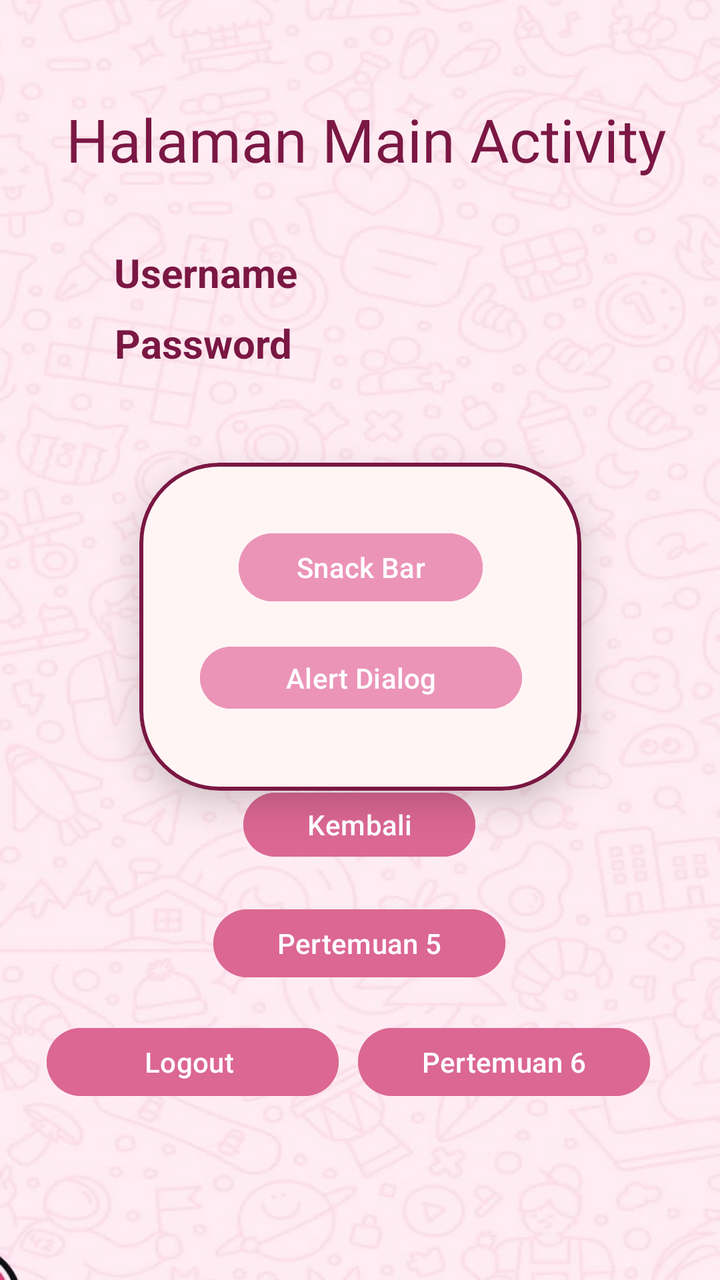
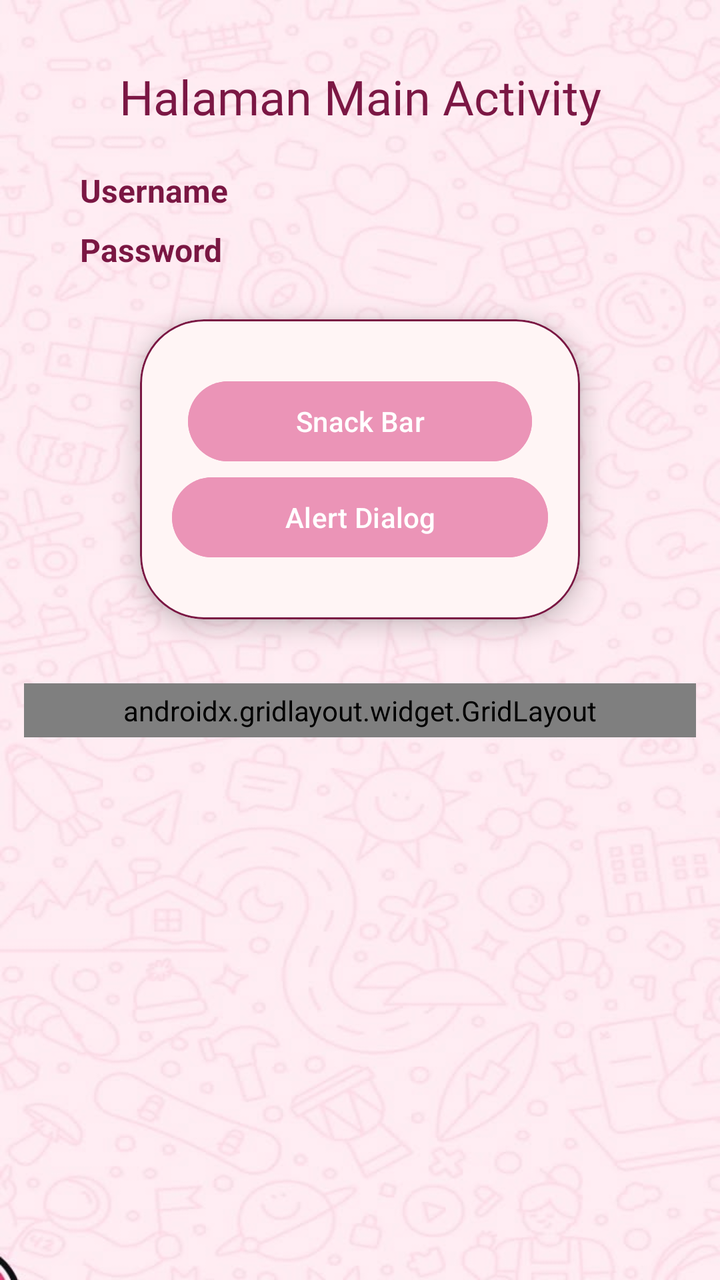

Before-and-after screenshots of an Android layout around one commit, followed by the original layout XML and the change that was made.
<!-- AndroidManifest.xml: application theme Theme.Lindi_tib -->
<!-- res/layout/fragment_home.xml -->
<?xml version="1.0" encoding="utf-8"?>
<androidx.constraintlayout.widget.ConstraintLayout xmlns:android="http://schemas.android.com/apk/res/android"
    xmlns:tools="http://schemas.android.com/tools"
    android:layout_width="match_parent"
    android:layout_height="match_parent"
    xmlns:app="http://schemas.android.com/apk/res-auto"
    tools:context=".Home.HomeFragment"
    android:background="@drawable/bg">

    <TextView
        android:id="@+id/txtHeader"
        android:layout_width="wrap_content"
        android:layout_height="wrap_content"
        android:fontFamily="@font/super_waffles"
        android:text="Halaman Main Activity"
        android:textColor="#7B1744"
        android:textSize="30dp"
        app:layout_constraintBottom_toBottomOf="parent"
        app:layout_constraintEnd_toEndOf="parent"
        app:layout_constraintHorizontal_bias="0.555"
        app:layout_constraintStart_toStartOf="parent"
        app:layout_constraintTop_toTopOf="parent"
        app:layout_constraintVertical_bias="0.082" />

    <TextView
        android:id="@+id/txtUsername"
        android:layout_width="wrap_content"
        android:layout_height="wrap_content"
        android:text="Username"
        android:textColor="#7A1743"
        android:textSize="20dp"
        android:textStyle="bold"
        app:layout_constraintBottom_toBottomOf="parent"
        app:layout_constraintEnd_toEndOf="parent"
        app:layout_constraintHorizontal_bias="0.213"
        app:layout_constraintStart_toStartOf="parent"
        app:layout_constraintTop_toTopOf="parent"
        app:layout_constraintVertical_bias="0.2" />

    <TextView
        android:id="@+id/txtPassword"
        android:layout_width="wrap_content"
        android:layout_height="wrap_content"
        android:text="Password"
        android:textColor="#7A1743"
        android:textSize="20dp"
        android:textStyle="bold"
        app:layout_constraintBottom_toBottomOf="parent"
        app:layout_constraintEnd_toEndOf="parent"
        app:layout_constraintHorizontal_bias="0.211"
        app:layout_constraintStart_toStartOf="parent"
        app:layout_constraintTop_toTopOf="parent"
        app:layout_constraintVertical_bias="0.258" />

    <com.google.android.material.card.MaterialCardView
        android:layout_width="221dp"
        android:layout_height="164dp"
        android:layout_marginTop="20dp"
        app:cardBackgroundColor="#FFF5F5"
        app:cardCornerRadius="40dp"
        app:cardElevation="10dp"
        app:layout_constraintBottom_toBottomOf="parent"
        app:layout_constraintEnd_toEndOf="parent"
        app:layout_constraintStart_toStartOf="parent"
        app:layout_constraintTop_toBottomOf="@+id/txtPassword"
        app:layout_constraintVertical_bias="0.097"
        app:strokeColor="#7A1743"
        app:strokeWidth="2dp">

        <androidx.constraintlayout.widget.ConstraintLayout
            android:layout_width="match_parent"
            android:layout_height="150dp"
            android:layout_margin="6dp">

            <Button
                android:id="@+id/btnSnackBar"
                android:layout_width="122dp"
                android:layout_height="42dp"
                android:backgroundTint="@color/pink"
                android:text="Snack Bar"
                app:layout_constraintBottom_toBottomOf="parent"
                app:layout_constraintEnd_toEndOf="parent"
                app:layout_constraintStart_toStartOf="parent"
                app:layout_constraintTop_toTopOf="parent"
                app:layout_constraintVertical_bias="0.235" />

            <Button
                android:id="@+id/btnAlertDialog"
                android:layout_width="161dp"
                android:layout_height="39dp"
                android:backgroundTint="@color/pink"
                android:text="Alert Dialog"
                app:layout_constraintBottom_toBottomOf="parent"
                app:layout_constraintEnd_toEndOf="parent"
                app:layout_constraintHorizontal_bias="0.508"
                app:layout_constraintStart_toStartOf="parent"
                app:layout_constraintTop_toTopOf="parent"
                app:layout_constraintVertical_bias="0.739" />
        </androidx.constraintlayout.widget.ConstraintLayout>


    </com.google.android.material.card.MaterialCardView>

    <Button
        android:id="@+id/btnKembali"
        android:layout_width="116dp"
        android:layout_height="40dp"
        android:backgroundTint="#DB6792"
        android:text="Kembali"
        app:layout_constraintBottom_toBottomOf="parent"
        app:layout_constraintEnd_toEndOf="parent"
        app:layout_constraintHorizontal_bias="0.498"
        app:layout_constraintStart_toStartOf="parent"
        app:layout_constraintTop_toTopOf="parent"
        app:layout_constraintVertical_bias="0.654" />

    <Button
        android:id="@+id/btnToLima"
        android:layout_width="146dp"
        android:layout_height="42dp"
        android:backgroundTint="#DB6792"
        android:text="Pertemuan 5"
        app:layout_constraintBottom_toBottomOf="parent"
        app:layout_constraintEnd_toEndOf="parent"
        app:layout_constraintHorizontal_bias="0.498"
        app:layout_constraintStart_toStartOf="parent"
        app:layout_constraintTop_toBottomOf="@+id/btnKembali"
        app:layout_constraintVertical_bias="0.111" />

    <Button
        android:id="@+id/btnToSix"
        android:layout_width="146dp"
        android:layout_height="42dp"
        android:backgroundTint="#DB6792"
        android:text="Pertemuan 6"
        app:layout_constraintBottom_toBottomOf="parent"
        app:layout_constraintEnd_toEndOf="parent"
        app:layout_constraintHorizontal_bias="0.837"
        app:layout_constraintStart_toStartOf="parent"
        app:layout_constraintTop_toBottomOf="@+id/btnToLima"
        app:layout_constraintVertical_bias="0.165" />

    <Button
        android:id="@+id/btnLogout"
        android:layout_width="146dp"
        android:layout_height="42dp"
        android:backgroundTint="#DB6792"
        android:text="Logout
"
        app:layout_constraintBottom_toBottomOf="parent"
        app:layout_constraintEnd_toStartOf="@+id/btnToSix"
        app:layout_constraintHorizontal_bias="0.71"
        app:layout_constraintStart_toStartOf="parent"
        app:layout_constraintTop_toBottomOf="@+id/btnToLima"
        app:layout_constraintVertical_bias="0.165" />

</androidx.constraintlayout.widget.ConstraintLayout>
<!-- resources referenced by this layout -->
<resources>
  <color name="pink">#EB94B7</color>
  <!-- drawable bg: jpg bitmap (drawable, 45060 bytes) -->
  <style name="Theme.Lindi_tib" parent="Base.Theme.Lindi_tib" />
  <style name="Base.Theme.Lindi_tib" parent="Theme.Material3.DayNight.NoActionBar">
          
          
      </style>
</resources>

<!-- the commit's change to res/layout/fragment_home.xml (unified diff, before → after) -->
@@ -1,157 +1,189 @@
 <?xml version="1.0" encoding="utf-8"?>
-<androidx.constraintlayout.widget.ConstraintLayout xmlns:android="http://schemas.android.com/apk/res/android"
+<androidx.constraintlayout.widget.ConstraintLayout
+    xmlns:android="http://schemas.android.com/apk/res/android"
+    xmlns:app="http://schemas.android.com/apk/res-auto"
     xmlns:tools="http://schemas.android.com/tools"
     android:layout_width="match_parent"
     android:layout_height="match_parent"
-    xmlns:app="http://schemas.android.com/apk/res-auto"
-    tools:context=".Home.HomeFragment"
-    android:background="@drawable/bg">
+    android:background="@drawable/bg"
+    tools:context=".Home.HomeFragment">
 
     <TextView
         android:id="@+id/txtHeader"
         android:layout_width="wrap_content"
         android:layout_height="wrap_content"
+        android:layout_marginTop="32dp"
         android:fontFamily="@font/super_waffles"
         android:text="Halaman Main Activity"
         android:textColor="#7B1744"
-        android:textSize="30dp"
-        app:layout_constraintBottom_toBottomOf="parent"
-        app:layout_constraintEnd_toEndOf="parent"
-        app:layout_constraintHorizontal_bias="0.555"
+        android:textSize="24sp"
+        android:textAlignment="center"
+        app:layout_constraintTop_toTopOf="parent"
         app:layout_constraintStart_toStartOf="parent"
-        app:layout_constraintTop_toTopOf="parent"
-        app:layout_constraintVertical_bias="0.082" />
+        app:layout_constraintEnd_toEndOf="parent" />
 
     <TextView
         android:id="@+id/txtUsername"
         android:layout_width="wrap_content"
         android:layout_height="wrap_content"
+        android:layout_marginStart="40dp"
+        android:layout_marginTop="20dp"
         android:text="Username"
         android:textColor="#7A1743"
-        android:textSize="20dp"
+        android:textSize="16sp"
         android:textStyle="bold"
-        app:layout_constraintBottom_toBottomOf="parent"
-        app:layout_constraintEnd_toEndOf="parent"
-        app:layout_constraintHorizontal_bias="0.213"
         app:layout_constraintStart_toStartOf="parent"
-        app:layout_constraintTop_toTopOf="parent"
-        app:layout_constraintVertical_bias="0.2" />
+        app:layout_constraintTop_toBottomOf="@id/txtHeader" />
 
     <TextView
         android:id="@+id/txtPassword"
         android:layout_width="wrap_content"
         android:layout_height="wrap_content"
+        android:layout_marginStart="40dp"
+        android:layout_marginTop="8dp"
         android:text="Password"
         android:textColor="#7A1743"
-        android:textSize="20dp"
+        android:textSize="16sp"
         android:textStyle="bold"
-        app:layout_constraintBottom_toBottomOf="parent"
-        app:layout_constraintEnd_toEndOf="parent"
-        app:layout_constraintHorizontal_bias="0.211"
         app:layout_constraintStart_toStartOf="parent"
-        app:layout_constraintTop_toTopOf="parent"
-        app:layout_constraintVertical_bias="0.258" />
+        app:layout_constraintTop_toBottomOf="@id/txtUsername" />
 
     <com.google.android.material.card.MaterialCardView
-        android:layout_width="221dp"
-        android:layout_height="164dp"
-        android:layout_marginTop="20dp"
+        android:id="@+id/materialCardView"
+        android:layout_width="220dp"
+        android:layout_height="150dp"
+        android:layout_marginTop="24dp"
         app:cardBackgroundColor="#FFF5F5"
-        app:cardCornerRadius="40dp"
-        app:cardElevation="10dp"
-        app:layout_constraintBottom_toBottomOf="parent"
-        app:layout_constraintEnd_toEndOf="parent"
+        app:cardCornerRadius="32dp"
+        app:cardElevation="6dp"
+        app:strokeColor="#7A1743"
+        app:strokeWidth="1dp"
+        app:layout_constraintTop_toBottomOf="@id/txtPassword"
         app:layout_constraintStart_toStartOf="parent"
-        app:layout_constraintTop_toBottomOf="@+id/txtPassword"
-        app:layout_constraintVertical_bias="0.097"
-        app:strokeColor="#7A1743"
-        app:strokeWidth="2dp">
+        app:layout_constraintEnd_toEndOf="parent">
 
         <androidx.constraintlayout.widget.ConstraintLayout
             android:layout_width="match_parent"
-            android:layout_height="150dp"
-            android:layout_margin="6dp">
+            android:layout_height="match_parent"
+            android:padding="12dp">
 
-            <Button
+            <com.google.android.material.button.MaterialButton
                 android:id="@+id/btnSnackBar"
-                android:layout_width="122dp"
-                android:layout_height="42dp"
+                android:layout_width="0dp"
+                android:layout_height="48dp"
+                android:layout_marginStart="12dp"
+                android:layout_marginEnd="12dp"
                 android:backgroundTint="@color/pink"
                 android:text="Snack Bar"
-                app:layout_constraintBottom_toBottomOf="parent"
+                android:textSize="14sp"
+                app:cornerRadius="24dp"
+                app:layout_constraintTop_toTopOf="parent"
+                app:layout_constraintBottom_toTopOf="@id/btnAlertDialog"
+                app:layout_constraintStart_toStartOf="parent"
                 app:layout_constraintEnd_toEndOf="parent"
-                app:layout_constraintStart_toStartOf="parent"
-                app:layout_constraintTop_toTopOf="parent"
-                app:layout_constraintVertical_bias="0.235" />
+                app:layout_constraintVertical_chainStyle="packed" />
 
-            <Button
+            <com.google.android.material.button.MaterialButton
                 android:id="@+id/btnAlertDialog"
-                android:layout_width="161dp"
-                android:layout_height="39dp"
+                android:layout_width="0dp"
+                android:layout_height="48dp"
+                android:layout_marginStart="4dp"
+                android:layout_marginEnd="4dp"
                 android:backgroundTint="@color/pink"
                 android:text="Alert Dialog"
+                android:textSize="14sp"
+                app:cornerRadius="24dp"
+                app:layout_constraintTop_toBottomOf="@id/btnSnackBar"
                 app:layout_constraintBottom_toBottomOf="parent"
-                app:layout_constraintEnd_toEndOf="parent"
-                app:layout_constraintHorizontal_bias="0.508"
                 app:layout_constraintStart_toStartOf="parent"
-                app:layout_constraintTop_toTopOf="parent"
-                app:layout_constraintVertical_bias="0.739" />
+                app:layout_constraintEnd_toEndOf="parent" />
+
         </androidx.constraintlayout.widget.ConstraintLayout>
-
 
     </com.google.android.material.card.MaterialCardView>
 
-    <Button
-        android:id="@+id/btnKembali"
-        android:layout_width="116dp"
-        android:layout_height="40dp"
-        android:backgroundTint="#DB6792"
-        android:text="Kembali"
-        app:layout_constraintBottom_toBottomOf="parent"
-        app:layout_constraintEnd_toEndOf="parent"
-        app:layout_constraintHorizontal_bias="0.498"
+    <androidx.gridlayout.widget.GridLayout
+        android:id="@+id/gridMenu"
+        android:layout_width="0dp"
+        android:layout_height="wrap_content"
+        android:layout_marginStart="12dp"
+        android:layout_marginEnd="12dp"
+        android:layout_marginTop="32dp"
+        android:padding="4dp"
+        app:columnCount="3"
+        app:rowCount="2"
+        app:alignmentMode="alignMargins"
+        app:useDefaultMargins="true"
+        app:layout_constraintTop_toBottomOf="@id/materialCardView"
         app:layout_constraintStart_toStartOf="parent"
-        app:layout_constraintTop_toTopOf="parent"
-        app:layout_constraintVertical_bias="0.654" />
+        app:layout_constraintEnd_toEndOf="parent">
 
-    <Button
-        android:id="@+id/btnToLima"
-        android:layout_width="146dp"
-        android:layout_height="42dp"
-        android:backgroundTint="#DB6792"
-        android:text="Pertemuan 5"
-        app:layout_constraintBottom_toBottomOf="parent"
-        app:layout_constraintEnd_toEndOf="parent"
-        app:layout_constraintHorizontal_bias="0.498"
-        app:layout_constraintStart_toStartOf="parent"
-        app:layout_constraintTop_toBottomOf="@+id/btnKembali"
-        app:layout_constraintVertical_bias="0.111" />
+        <com.google.android.material.button.MaterialButton
+            android:id="@+id/btnKembali"
+            android:layout_width="0dp"
+            android:layout_height="48dp"
+            android:text="Kembali"
+            android:textSize="12sp"
+            android:backgroundTint="#961E4F"
+            app:cornerRadius="20dp"
+            app:layout_columnWeight="1"
+            app:layout_gravity="fill_horizontal" />
 
-    <Button
-        android:id="@+id/btnToSix"
-        android:layout_width="146dp"
-        android:layout_height="42dp"
-        android:backgroundTint="#DB6792"
-        android:text="Pertemuan 6"
-        app:layout_constraintBottom_toBottomOf="parent"
-        app:layout_constraintEnd_toEndOf="parent"
-        app:layout_constraintHorizontal_bias="0.837"
-        app:layout_constraintStart_toStartOf="parent"
-        app:layout_constraintTop_toBottomOf="@+id/btnToLima"
-        app:layout_constraintVertical_bias="0.165" />
+        <com.google.android.material.button.MaterialButton
+            android:id="@+id/btnToLima"
+            android:layout_width="0dp"
+            android:layout_height="48dp"
+            android:text="Pertemuan 5"
+            android:textSize="12sp"
+            android:backgroundTint="@color/pink"
+            app:cornerRadius="20dp"
+            app:layout_columnWeight="1"
+            app:layout_gravity="fill_horizontal" />
 
-    <Button
-        android:id="@+id/btnLogout"
-        android:layout_width="146dp"
-        android:layout_height="42dp"
-        android:backgroundTint="#DB6792"
-        android:text="Logout
-"
-        app:layout_constraintBottom_toBottomOf="parent"
-        app:layout_constraintEnd_toStartOf="@+id/btnToSix"
-        app:layout_constraintHorizontal_bias="0.71"
-        app:layout_constraintStart_toStartOf="parent"
-        app:layout_constraintTop_toBottomOf="@+id/btnToLima"
-        app:layout_constraintVertical_bias="0.165" />
+        <com.google.android.material.button.MaterialButton
+            android:id="@+id/btnToSix"
+            android:layout_width="0dp"
+            android:layout_height="48dp"
+            android:text="Pertemuan 6"
+            android:textSize="12sp"
+            android:backgroundTint="#961E4F"
+            app:cornerRadius="20dp"
+            app:layout_columnWeight="1"
+            app:layout_gravity="fill_horizontal" />
+
+        <com.google.android.material.button.MaterialButton
+            android:id="@+id/btnToNinth"
+            android:layout_width="0dp"
+            android:layout_height="48dp"
+            android:text="Pertemuan 9"
+            android:textSize="12sp"
+            android:backgroundTint="@color/pink"
+            app:cornerRadius="20dp"
+            app:layout_columnWeight="1"
+            app:layout_gravity="fill_horizontal" />
+
+        <com.google.android.material.button.MaterialButton
+            android:id="@+id/btnLogout"
+            android:layout_width="0dp"
+            android:layout_height="48dp"
+            android:text="Logout"
+            android:textSize="12sp"
+            android:backgroundTint="#961E4F"
+            app:cornerRadius="20dp"
+            app:layout_columnWeight="1"
+            app:layout_gravity="fill_horizontal" />
+
+        <com.google.android.material.button.MaterialButton
+            android:id="@+id/btnMenu6"
+            android:layout_width="0dp"
+            android:layout_height="48dp"
+            android:text="Menu 6"
+            android:textSize="12sp"
+            android:backgroundTint="@color/pink"
+            app:cornerRadius="20dp"
+            app:layout_columnWeight="1"
+            app:layout_gravity="fill_horizontal" />
+
+    </androidx.gridlayout.widget.GridLayout>
 
 </androidx.constraintlayout.widget.ConstraintLayout>
